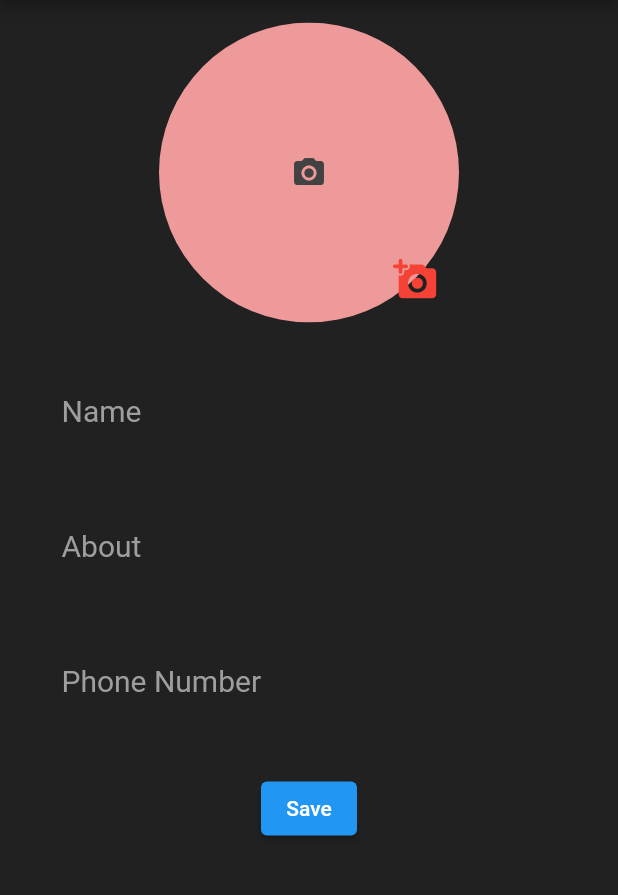
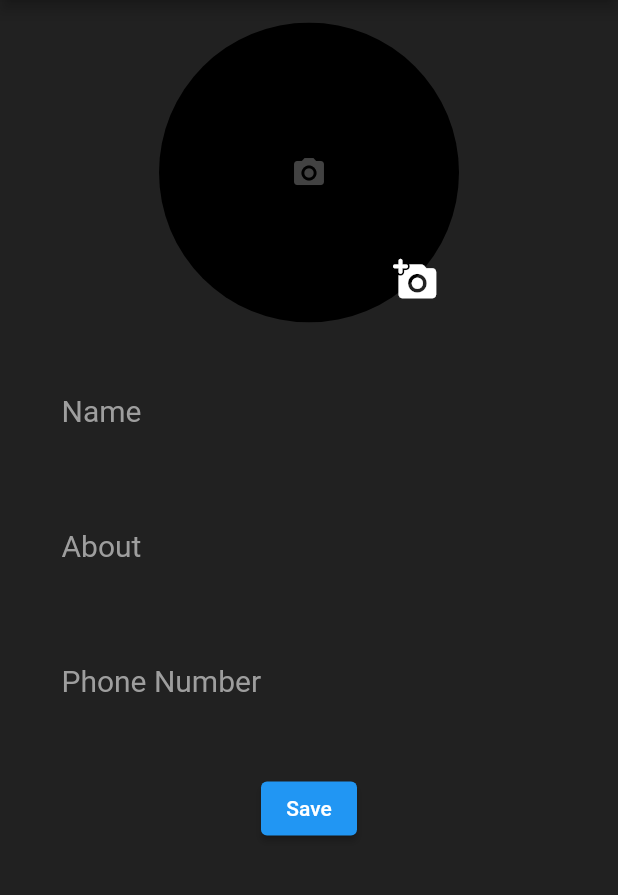
Before and after one commit to HarshalY6/Profile, a Flutter app: the screen it shows after launch, on a phone screen of 412 x 824 dp, the part 84-979 px from its top. Run offline on Flutter 3.47's test engine with Material 2 defaults, Android fonts, the phone set to English and light mode, and no system bars; our stand-ins replace image_picker.

Commit message:
New Changes

```diff
--- a/lib/logic.dart
+++ b/lib/logic.dart
@@ -1,6 +1,4 @@
 import 'dart:io';
-
-import 'package:flutter/cupertino.dart';
 import 'package:image_picker/image_picker.dart';
 
 class Save {
--- a/lib/main.dart
+++ b/lib/main.dart
@@ -62,7 +62,7 @@ class _MyHomePageState extends State<MyHomePage> {
                                   width: 200.0, height: 200.0, fit: BoxFit.fill)
                               : Container(
                                   decoration:
-                                      BoxDecoration(color: Colors.red[200]),
+                                      BoxDecoration(color: Colors.black),
                                   width: 200,
                                   height: 200,
                                   child: Icon(
@@ -76,7 +76,7 @@ class _MyHomePageState extends State<MyHomePage> {
                     child: IconButton(
                       icon: const Icon(
                         Icons.add_a_photo_rounded,
-                        color: Colors.red,
+                        color: Colors.white,
                         size: 30.0,
                       ),
                       onPressed: () async {
@@ -110,9 +110,6 @@ class _MyHomePageState extends State<MyHomePage> {
             SizedBox(
                 width: 330,
                 child: TextField(
-                    // keyboardType: TextInputType.multiline,
-                    // minLines: 1,
-                    // maxLines: 5,
                     onSubmitted: (value) => abt = value,
                     style: TextStyle(
                         fontSize: 21, height: 0.8, color: Colors.white),
```
